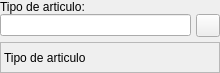
Above: bulmages/bulmafact/src/busquedatipoarticulobase.ui from eboladev/Bulmages-1 before the change. Below: the same form after it.
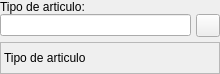
That is the form after the change. Icons and pictures are not drawn.

Diff of the .ui file:
```diff
--- a/bulmages/bulmafact/src/busquedatipoarticulobase.ui
+++ b/bulmages/bulmafact/src/busquedatipoarticulobase.ui
@@ -9,7 +9,7 @@
     <x>0</x>
     <y>0</y>
     <width>220</width>
-    <height>73</height>
+    <height>74</height>
    </rect>
   </property>
   <property name="windowTitle" >
```
Left out of the diff: 4 changed lines with no effect on the pictures.
